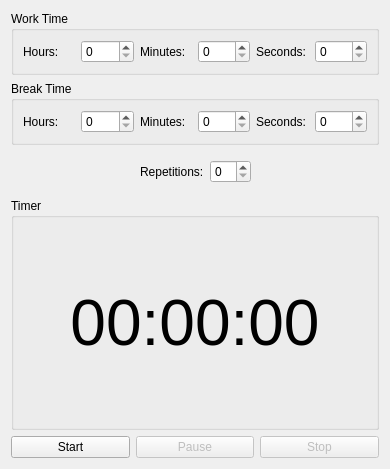
Above: Multiplatform-QT/pomodoro.ui from nullsym/pomodoro before the change. Below: the same form after it.
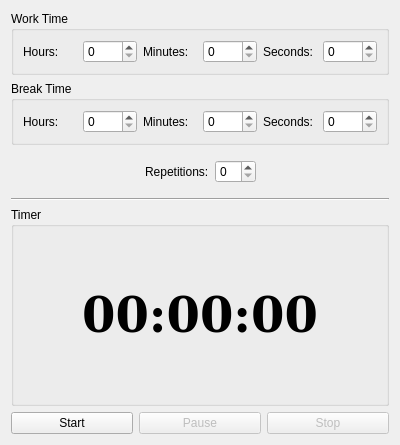
That is the form after the change.

```diff
--- a/Multiplatform-QT/pomodoro.ui
+++ b/Multiplatform-QT/pomodoro.ui
@@ -9,10 +9,28 @@
    <rect>
     <x>0</x>
     <y>0</y>
-    <width>390</width>
-    <height>469</height>
+    <width>400</width>
+    <height>445</height>
    </rect>
   </property>
+  <property name="sizePolicy">
+   <sizepolicy hsizetype="Minimum" vsizetype="Minimum">
+    <horstretch>0</horstretch>
+    <verstretch>0</verstretch>
+   </sizepolicy>
+  </property>
+  <property name="minimumSize">
+   <size>
+    <width>300</width>
+    <height>400</height>
+   </size>
+  </property>
+  <property name="maximumSize">
+   <size>
+    <width>600</width>
+    <height>800</height>
+   </size>
+  </property>
   <property name="windowTitle">
    <string>Pomodoro</string>
   </property>
@@ -171,6 +189,13 @@
          </layout>
         </widget>
        </item>
+       <item>
+        <widget class="Line" name="line">
+         <property name="orientation">
+          <enum>Qt::Horizontal</enum>
+         </property>
+        </widget>
+       </item>
        <item>
         <widget class="QGroupBox" name="groupBox_3">
          <property name="title">
@@ -196,7 +221,11 @@
              <widget class="QLabel" name="label_clock">
               <property name="font">
                <font>
-                <pointsize>48</pointsize>
+                <family>DejaVu Serif</family>
+                <pointsize>36</pointsize>
+                <weight>75</weight>
+                <italic>false</italic>
+                <bold>true</bold>
                </font>
               </property>
               <property name="text">
```
